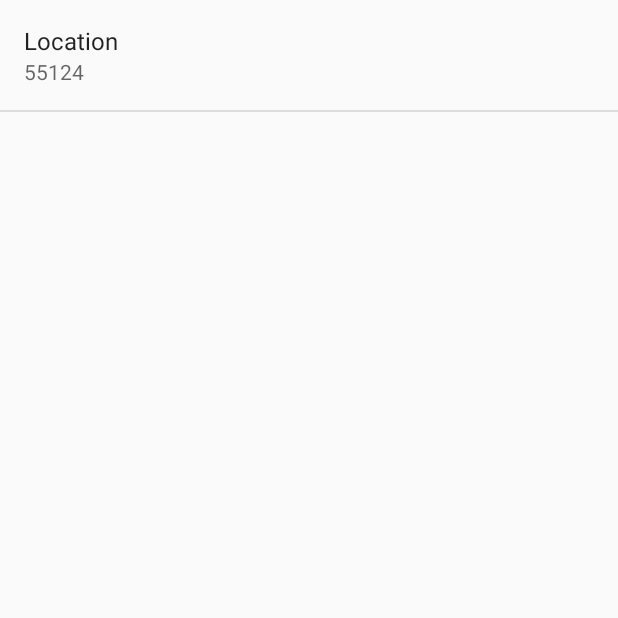
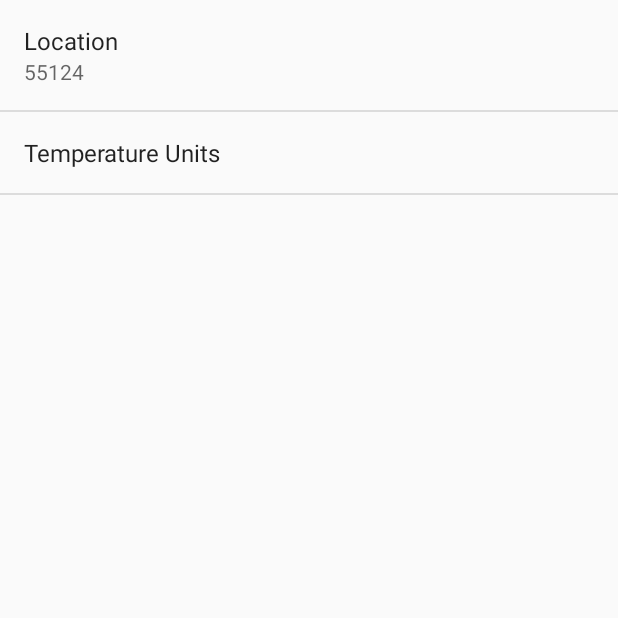
Before and after one commit to rallen911/Sunshine, an Android app: the SettingsActivity screen opened directly, with no data from a screen before it, on a phone screen of 412 x 824 dp, the top half of it. Run offline under Robolectric (Android 15) with nearby library versions, the phone set to English and light mode, and no system bars.

Commit message:
Adding unit preference selection via ListPreference.

```diff
--- a/app/src/main/java/com/haxaw/sunshine/SettingsActivity.java
+++ b/app/src/main/java/com/haxaw/sunshine/SettingsActivity.java
@@ -31,6 +31,7 @@ public class SettingsActivity extends PreferenceActivity
         // For all preferences, attach an OnPreferenceChangeListener so the UI summary can be
         // updated when the preference changes.
         bindPreferenceSummaryToValue( findPreference( getString( R.string.pref_location_key )));
+        bindPreferenceSummaryToValue( findPreference( "units"));
     }
 
     /**
--- /dev/null
+++ b/app/src/main/res/values/arrays.xml
@@ -0,0 +1,12 @@
+<?xml version="1.0" encoding="utf-8"?>
+<resources>
+    <string-array name="pref_unit_options">
+        <item>Metric</item>
+        <item>Imperial</item>
+    </string-array>
+
+    <string-array name="pref_unit_values">
+        <item>Metric</item>
+        <item>Imperial</item>
+    </string-array>
+</resources>
--- a/app/src/main/res/values/strings.xml
+++ b/app/src/main/res/values/strings.xml
@@ -8,6 +8,10 @@
     <string name="title_activity_detail">Details</string>
     <string name="title_activity_settings">Settings</string>
 
+    <string name="gen_cancel">Cancel</string>
+    <string name="gen_ok">OK</string>
+
+
     <!-- Label for the location preference [CHAR LIMIT=30] -->
     <string name="pref_location_label">Location</string>
 
@@ -17,4 +21,13 @@
     <!-- Default postal code for location preference [CHAR LIMIT=NONE] -->
     <string name="pref_location_default" translatable="false">55124</string>
 
+    <!-- Label for the Units preference [CHAR LIMIT=30] -->
+    <string name="pref_units_label">Temperature Units</string>
+
+    <!-- Key name for storing units in SharedPreferences [CHAR LIMIT=NONE] -->
+    <string name="pref_units_key" translatable="false">units</string>
+
+    <string name="pref_units_metric">Metric</string>
+    <string name="pref_units_imperial">Imperial</string>
+
 </resources>
--- a/app/src/main/res/xml/pref_general.xml
+++ b/app/src/main/res/xml/pref_general.xml
@@ -10,4 +10,17 @@
         android:inputType="text"
         android:singleLine="true" />
 
+    <ListPreference
+        android:key="@string/pref_units_key"
+        android:title="@string/pref_units_label"
+        android:dialogTitle="@string/pref_units_label"
+        android:dialogMessage="Select Units"
+        android:negativeButtonText="@string/gen_cancel"
+        android:positiveButtonText="@string/gen_ok"
+        android:selectable="true"
+        android:defaultValue="string/pref_units_metric"
+        android:entryValues="@array/pref_unit_values"
+        android:entries="@array/pref_unit_options"
+        />
+
 </PreferenceScreen>
```
Also changed, not shown: app/src/main/java/com/haxaw/sunshine/ForecastFragment.java (+22 -18 lines), app/src/main/java/com/haxaw/sunshine/WeatherDataParser.java (+11 -1 lines).
